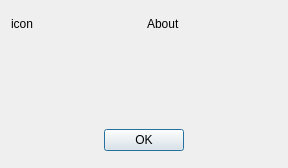
The window that src/about.ui (denprog/yutovo-desktop) describes before a commit, drawn with Qt 5.
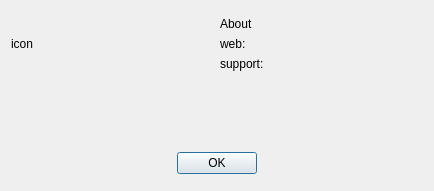
The same window after the commit.

Commit message: Add links to the About dialog.

The edit to the form file:
```diff
--- a/src/about.ui
+++ b/src/about.ui
@@ -6,8 +6,8 @@
    <rect>
     <x>0</x>
     <y>0</y>
-    <width>288</width>
-    <height>168</height>
+    <width>434</width>
+    <height>191</height>
    </rect>
   </property>
   <property name="sizePolicy">
@@ -39,6 +39,8 @@
       </widget>
      </item>
      <item>
+      <layout class="QVBoxLayout" name="verticalLayout">
+       <item>
       <widget class="QLabel" name="text">
        <property name="text">
         <string>About</string>
@@ -47,6 +49,22 @@
         <bool>true</bool>
        </property>
       </widget>
+       </item>
+       <item>
+        <widget class="QLabel" name="web_link">
+         <property name="text">
+          <string>web:</string>
+         </property>
+        </widget>
+       </item>
+       <item>
+        <widget class="QLabel" name="support_links">
+         <property name="text">
+          <string>support:</string>
+         </property>
+        </widget>
+       </item>
+      </layout>
      </item>
     </layout>
    </item>
```
Lines whose indentation alone changed are shown as unchanged. The commit also changes 3 other files.
